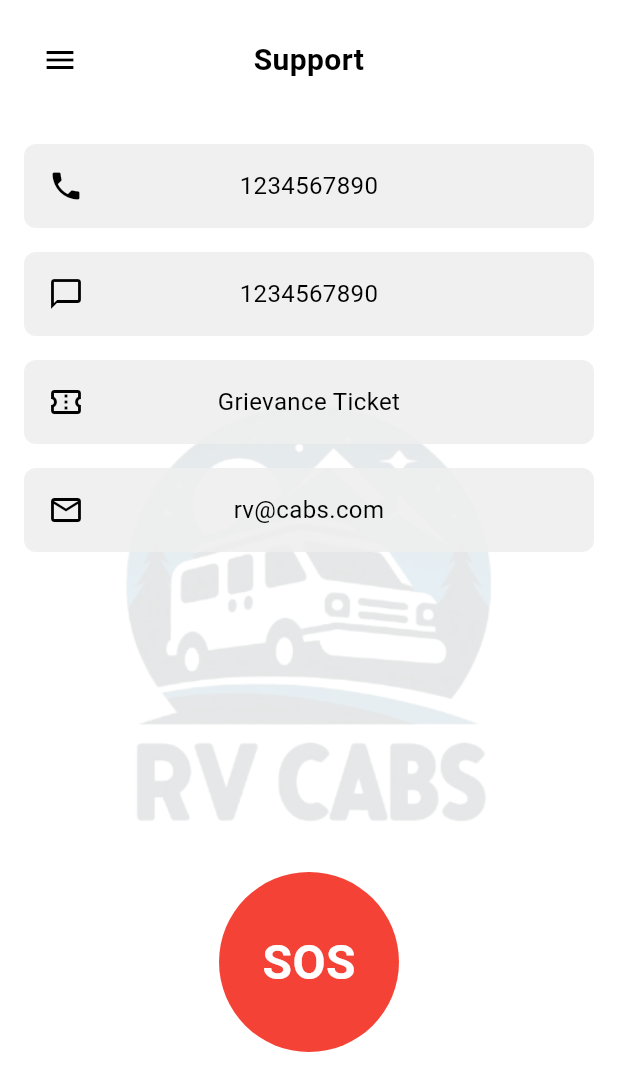
After one commit to ac-coder-21/rv_cabs_app, a Flutter app: the RidesDashboard screen opened directly, after a tap on the "menu" icon, after a tap on "Support", on a phone screen of 412 x 824 dp. The commit adds this screen. Shown: the top 1091 px of the screen. Run offline on Flutter 3.47's test engine with Material 3 defaults, Android fonts, the phone set to English and light mode, and no system bars.

Commit message:
Support page

```diff
--- a/lib/drawer_menu.dart
+++ b/lib/drawer_menu.dart
@@ -3,6 +3,8 @@ import 'package:provider/provider.dart';
 import 'theme_provider.dart';
 import 'main.dart';
 import 'profile_page.dart';
+import 'support_page.dart';
+import 'help_page.dart';
 
 class DrawerMenu extends StatelessWidget {
   const DrawerMenu({super.key});
@@ -49,16 +51,16 @@ class DrawerMenu extends StatelessWidget {
                       ),
                     ),
                     IconButton(
-                      icon: Icon(
+                      icon: const Icon(
                         Icons.close,
-                        color: isDarkMode ? Colors.black : Colors.white,
+                        color: Colors.black,
                       ),
                       onPressed: () => Navigator.pop(context),
                     ),
                   ],
                 ),
                 const SizedBox(height: 16),
-                Row(
+                const Row(
                   children: [
                     Expanded(
                       child: Column(
@@ -67,7 +69,7 @@ class DrawerMenu extends StatelessWidget {
                           Text(
                             'Arvind Kumar',
                             style: TextStyle(
-                              color: isDarkMode ? Colors.black : Colors.white,
+                              color: Colors.black,
                               fontSize: 18,
                               fontWeight: FontWeight.bold,
                             ),
@@ -75,9 +77,7 @@ class DrawerMenu extends StatelessWidget {
                           Text(
                             'arvind.kumar@gmail.com',
                             style: TextStyle(
-                              color: isDarkMode
-                                  ? Colors.black.withOpacity(0.7)
-                                  : Colors.white.withOpacity(0.7),
+                              color: Colors.black,
                               fontSize: 14,
                             ),
                           ),
@@ -144,6 +144,12 @@ class DrawerMenu extends StatelessWidget {
                     isDarkMode,
                     onTap: () {
                       Navigator.pop(context);
+                      Navigator.push(
+                        context,
+                        MaterialPageRoute(
+                          builder: (context) => const SupportPage(),
+                        ),
+                      );
                     },
                   ),
                   _buildMenuItem(
@@ -151,6 +157,22 @@ class DrawerMenu extends StatelessWidget {
                     'Help',
                     Icons.help_outline,
                     isDarkMode,
+                    onTap: () {
+                      Navigator.pop(context);
+                      Navigator.push(
+                        context,
+                        MaterialPageRoute(
+                          builder: (context) => const HelpPage(),
+                        ),
+                      );
+                    },
+                  ),
+                  _buildMenuItem(
+                    context,
+                    'SOS',
+                    Icons.phone,
+                    isDarkMode,
+                    isRed: true,
                     onTap: () {
                       Navigator.pop(context);
                     },
@@ -185,16 +207,17 @@ class DrawerMenu extends StatelessWidget {
     IconData icon,
     bool isDarkMode, {
     required VoidCallback onTap,
+    bool isRed = false,
   }) {
     return ListTile(
       leading: Icon(
         icon,
-        color: isDarkMode ? Colors.white70 : Colors.black87,
+        color: isRed ? Colors.red : (isDarkMode ? Colors.white70 : Colors.black87),
       ),
       title: Text(
         title,
         style: TextStyle(
-          color: isDarkMode ? Colors.white : Colors.black,
+          color: isRed ? Colors.red : (isDarkMode ? Colors.white : Colors.black),
           fontSize: 16,
         ),
       ),
--- /dev/null
+++ b/lib/support_page.dart
@@ -0,0 +1,185 @@
+import 'package:flutter/material.dart';
+import 'package:provider/provider.dart';
+import 'theme_provider.dart';
+import 'drawer_menu.dart';
+
+class SupportPage extends StatefulWidget {
+  const SupportPage({super.key});
+
+  @override
+  State<SupportPage> createState() => _SupportPageState();
+}
+
+class _SupportPageState extends State<SupportPage> {
+  final GlobalKey<ScaffoldState> _scaffoldKey = GlobalKey<ScaffoldState>();
+
+  @override
+  Widget build(BuildContext context) {
+    final themeProvider = Provider.of<ThemeProvider>(context);
+    final isDarkMode = themeProvider.isDarkMode;
+
+    return Scaffold(
+      key: _scaffoldKey,
+      drawer: const DrawerMenu(),
+      body: Stack(
+        children: [
+          // Background Image
+          Positioned.fill(
+            child: Opacity(
+              opacity: 0.1,
+              child: Image.asset(
+                'assets/rv_cabs.png',
+                fit: BoxFit.contain,  // Changed from BoxFit.cover to BoxFit.contain
+              ),
+            ),
+          ),
+          SafeArea(
+            child: Column(
+              children: [
+                Padding(
+                  padding: const EdgeInsets.all(16.0),
+                  child: Row(
+                    children: [
+                      IconButton(
+                        icon: Icon(
+                          Icons.menu,
+                          color: isDarkMode ? Colors.white : Colors.black,
+                        ),
+                        onPressed: () {
+                          _scaffoldKey.currentState?.openDrawer();
+                        },
+                      ),
+                      const Expanded(
+                        child: Text(
+                          'Support',
+                          textAlign: TextAlign.center,
+                          style: TextStyle(
+                            fontSize: 20,
+                            fontWeight: FontWeight.bold,
+                          ),
+                        ),
+                      ),
+                      const SizedBox(width: 48), // For balance
+                    ],
+                  ),
+                ),
+                Expanded(
+                  child: Padding(
+                    padding: const EdgeInsets.all(16.0),
+                    child: Column(
+                      children: [
+                        _buildContactItem(
+                          context,
+                          'Call Us',
+                          '1234567890',
+                          Icons.phone,
+                          isDarkMode,
+                          onTap: () {}, // Empty onTap
+                        ),
+                        const SizedBox(height: 16),
+                        _buildContactItem(
+                          context,
+                          'WhatsApp',
+                          '1234567890',
+                          Icons.chat_bubble_outline,
+                          isDarkMode,
+                          onTap: () {}, // Empty onTap
+                        ),
+                        const SizedBox(height: 16),
+                        _buildContactItem(
+                          context,
+                          'Grievance Ticket',
+                          'Grievance Ticket',
+                          Icons.confirmation_number_outlined,
+                          isDarkMode,
+                          onTap: () {
+                            // Handle grievance ticket
+                          },
+                        ),
+                        const SizedBox(height: 16),
+                        _buildContactItem(
+                          context,
+                          'Email Us',
+                          'rv@cabs.com',
+                          Icons.email_outlined,
+                          isDarkMode,
+                          onTap: () {}, // Empty onTap
+                        ),
+                        const Spacer(flex: 2), // Increased flex for more space
+                        GestureDetector(
+                          onTap: () {}, // Empty onTap for SOS
+                          child: Container(
+                            width: 120,
+                            height: 120,
+                            decoration: const BoxDecoration(
+                              color: Colors.red,
+                              shape: BoxShape.circle,
+                            ),
+                            child: const Center(
+                              child: Text(
+                                'SOS',
+                                style: TextStyle(
+                                  color: Colors.white,
+                                  fontSize: 32,
+                                  fontWeight: FontWeight.bold,
+                                ),
+                              ),
+                            ),
+                          ),
+                        ),
+                        const Spacer(flex: 1), // Added bottom spacing
+                      ],
+                    ),
+                  ),
+                ),
+              ],
+            ),
+          ),
+        ],
+      ),
+    );
+  }
+
+  Widget _buildContactItem(
+    BuildContext context,
+    String title,
+    String value,
+    IconData icon,
+    bool isDarkMode, {
+    required VoidCallback onTap,
+  }) {
+    return InkWell(
+      onTap: onTap,
+      borderRadius: BorderRadius.circular(8),
+      child: Container(
+        padding: const EdgeInsets.all(16),
+        decoration: BoxDecoration(
+          color: isDarkMode
+              ? Colors.grey[800]?.withOpacity(0.9)
+              : Colors.grey[200]?.withOpacity(0.9),
+          borderRadius: BorderRadius.circular(8),
+        ),
+        child: Row(
+          children: [
+            Icon(
+              icon,
+              color: isDarkMode ? Colors.white : Colors.black,
+            ),
+            const SizedBox(width: 16),
+            Expanded(  // Added Expanded
+              child: Text(
+                value,
+                textAlign: TextAlign.center,  // Center-aligned text
+                style: TextStyle(
+                  fontSize: 16,
+                  color: isDarkMode ? Colors.white : Colors.black,
+                ),
+              ),
+            ),
+            const SizedBox(width: 40),  // Added to balance the icon space
+          ],
+        ),
+      ),
+    );
+  }
+}
--- a/pubspec.yaml
+++ b/pubspec.yaml
@@ -13,6 +13,7 @@ dependencies:
   cupertino_icons: ^1.0.8
   provider: ^6.1.2
 
+
 dev_dependencies:
   flutter_test:
     sdk: flutter
```
Also changed, not shown: lib/help_page.dart (added, +139 -0 lines), lib/support.dart (deleted).
